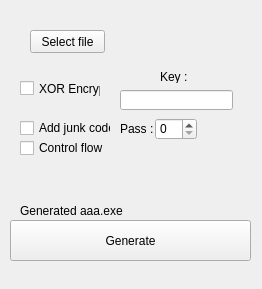
The window that gui.ui (ALittlePatate/patate-crypter) describes before a commit, drawn with Qt 5.
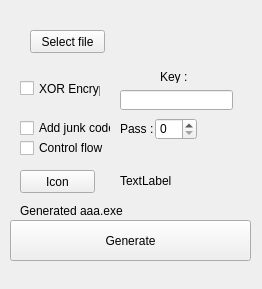
The same window after the commit.

Diff of the .ui file:
```diff
--- a/gui.ui
+++ b/gui.ui
@@ -165,6 +165,32 @@
      <string>Pass :</string>
     </property>
    </widget>
+   <widget class="QPushButton" name="pushButton_3">
+    <property name="geometry">
+     <rect>
+      <x>20</x>
+      <y>170</y>
+      <width>75</width>
+      <height>23</height>
+     </rect>
+    </property>
+    <property name="text">
+     <string>Icon</string>
+    </property>
+   </widget>
+   <widget class="QLabel" name="label_4">
+    <property name="geometry">
+     <rect>
+      <x>120</x>
+      <y>160</y>
+      <width>51</width>
+      <height>41</height>
+     </rect>
+    </property>
+    <property name="text">
+     <string>TextLabel</string>
+    </property>
+   </widget>
   </widget>
   <widget class="QStatusBar" name="statusbar">
    <property name="enabled">
```
